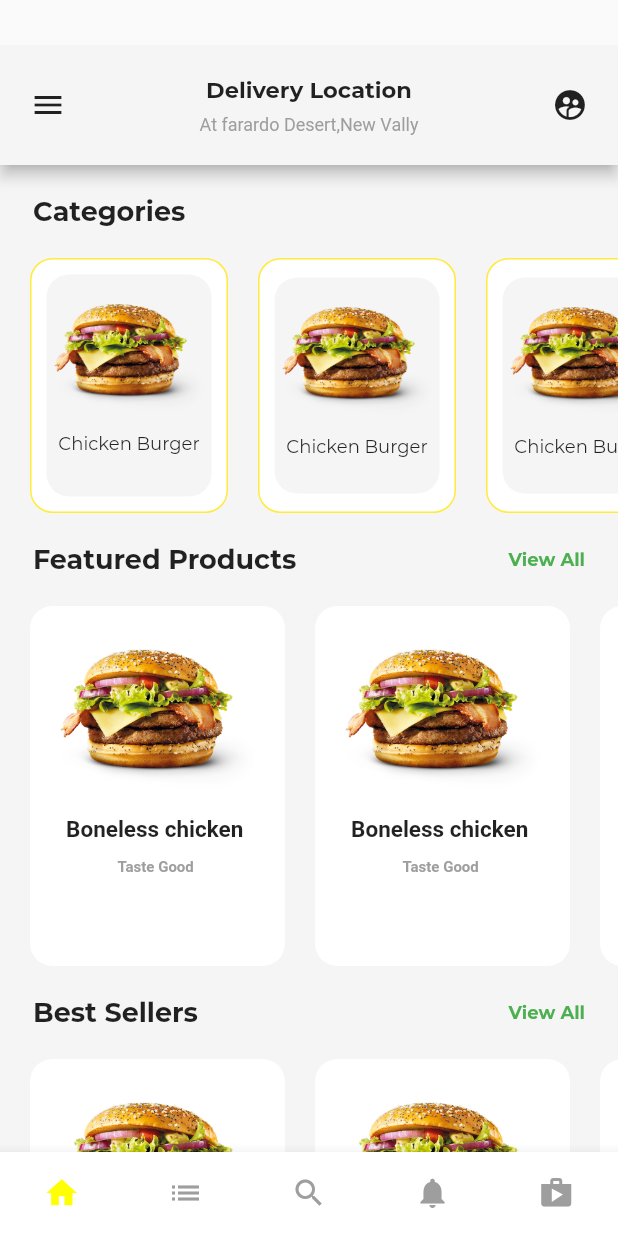
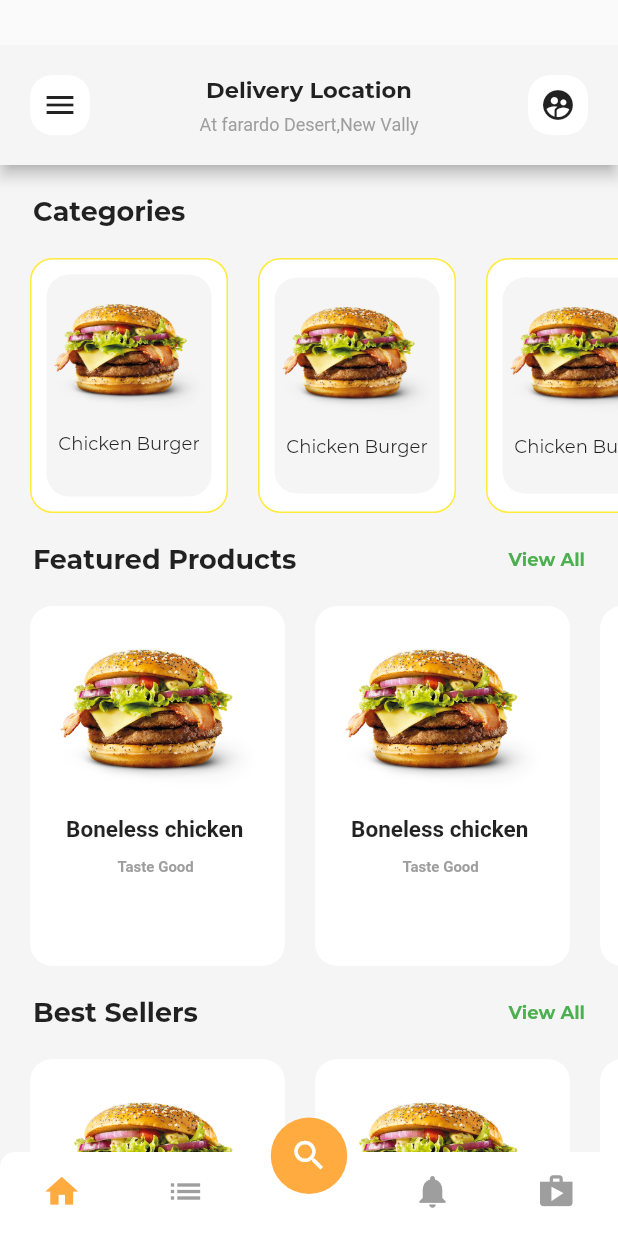
Before and after one commit to asish-prajapati/foody_demo, a Flutter app: the screen it shows after launch, on a phone screen of 412 x 824 dp. Run offline on Flutter 3.47's test engine with Material 2 defaults, Android fonts, the phone set to English and light mode, and no system bars; drawn by our look-alikes of persistent_bottom_nav_bar; our stand-ins replace hexcolor; project files that could hold a hidden picture were left out.

Commit message:
added bottombar

```diff
--- a/lib/best_sellers.dart
+++ b/lib/components/best_sellers.dart
@@ -8,7 +8,7 @@ class BestSellers extends StatelessWidget {
   Widget build(BuildContext context) {
     return Container(
       height: 240,
-      margin: EdgeInsets.fromLTRB(10, 0, 0, 0),
+      margin: EdgeInsets.fromLTRB(10, 0, 0, 30),
       child: ListView(
         scrollDirection: Axis.horizontal,
         children: <Widget>[
--- a/lib/content.dart
+++ b/lib/components/content.dart
@@ -10,6 +10,7 @@ class Content extends StatelessWidget {
   Widget build(BuildContext context) {
     return Expanded(
       child: ListView(
+
           // crossAxisAlignment: CrossAxisAlignment.start,
           children: [
             Padding(
--- a/lib/header.dart
+++ b/lib/components/header.dart
@@ -15,7 +15,12 @@ class Header extends StatelessWidget {
         padding: EdgeInsets.symmetric(vertical: 20, horizontal: 20),
         child: Row(
           children: <Widget>[
-            Icon(Icons.menu),
+            Container(
+                padding: EdgeInsets.all(8),
+                decoration: BoxDecoration(
+                    color: Colors.white,
+                    borderRadius: BorderRadius.circular(15)),
+                child: Center(child: Icon(Icons.menu))),
             Column(
               mainAxisAlignment: MainAxisAlignment.spaceBetween,
               children: [
@@ -30,7 +35,12 @@ class Header extends StatelessWidget {
                     style: TextStyle(fontSize: 12, color: Colors.grey))
               ],
             ),
-            Icon(Icons.supervised_user_circle)
+            Container(
+                padding: EdgeInsets.all(8),
+                decoration: BoxDecoration(
+                    color: Colors.white,
+                    borderRadius: BorderRadius.circular(15)),
+                child: Icon(Icons.supervised_user_circle))
           ],
           mainAxisAlignment: MainAxisAlignment.spaceBetween,
         ),
--- a/lib/main.dart
+++ b/lib/main.dart
@@ -1,12 +1,23 @@
 import 'package:flutter/material.dart';
 import 'package:flutter/services.dart';
 import 'package:hexcolor/hexcolor.dart';
-import 'header.dart';
-import 'content.dart';
+import 'package:persistent_bottom_nav_bar/persistent-tab-view.dart';
+import 'package:foody_demo/screens/home_screen.dart';
+import 'package:foody_demo/screens/cart_screen.dart';
+import 'package:foody_demo/screens/search_screen.dart';
+import 'package:foody_demo/screens/list_screen.dart';
+import 'package:foody_demo/screens/notification_screen.dart';
 
 void main() {
   runApp(MaterialApp(
     home: MyApp(),
+    // initialRoute: '/',
+    // routes: {
+    //   // When navigating to the "/" route, build the FirstScreen widget.
+    //   '/search': (context) => SettingScreen(),
+    //   // When navigating to the "/second" route, build the SecondScreen widget.
+    //   '/setting': (context) => SettingScreen(),
+    // },
   ));
   SystemChrome.setSystemUIOverlayStyle(
     SystemUiOverlayStyle(
@@ -17,31 +28,99 @@ void main() {
   );
 }
 
-class MyApp extends StatelessWidget {
+class MyApp extends StatefulWidget {
+  MyApp({Key? key}) : super(key: key);
+
+  @override
+  _MyAppState createState() => _MyAppState();
+}
+
+class _MyAppState extends State<MyApp> {
+  late PersistentTabController _controller;
+
+  @override
+  void initState() {
+    super.initState();
+    _controller = PersistentTabController(initialIndex: 0);
+  }
+
+  List<Widget> _buildScreens() {
+    return [
+      HomeScreen(),
+      ListScreen(),
+      SearchScreen(),
+      NotificationScreen(),
+      CartScreen()
+    ];
+  }
+
+  List<PersistentBottomNavBarItem> _navBarsItems() {
+    return [
+      PersistentBottomNavBarItem(
+        icon: Icon(Icons.home),
+        activeColorPrimary: Colors.orangeAccent,
+        inactiveColorPrimary: Colors.grey,
+      ),
+      PersistentBottomNavBarItem(
+        icon: Icon(Icons.list),
+        activeColorPrimary: Colors.orangeAccent,
+        inactiveColorPrimary: Colors.grey,
+      ),
+      PersistentBottomNavBarItem(
+        icon: Icon(Icons.search),
+
+        activeColorPrimary: Colors.orangeAccent,
+        activeColorSecondary: Colors.white,
+        inactiveColorPrimary: Colors.grey,
+        // inactiveColorSecondary: Colors.red
+      ),
+      PersistentBottomNavBarItem(
+        icon: Icon(Icons.notifications),
+        activeColorPrimary: Colors.orangeAccent,
+        inactiveColorPrimary: Colors.grey,
+      ),
+      PersistentBottomNavBarItem(
+        icon: Icon(Icons.shop),
+        activeColorPrimary: Colors.orangeAccent,
+        inactiveColorPrimary: Colors.grey,
+      ),
+    ];
+  }
+
   @override
   Widget build(BuildContext context) {
-    return Scaffold(
-      backgroundColor: HexColor("#f5f5f5"),
-      body: Column(
-        mainAxisAlignment: MainAxisAlignment.start,
-        children: <Widget>[Header(), Content()],
+    return PersistentTabView(
+      context,
+      controller: _controller,
+      screens: _buildScreens(),
+      items: _navBarsItems(),
+      confineInSafeArea: true,
+      backgroundColor: Colors.white, // Default is Colors.white.
+      handleAndroidBackButtonPress: true, // Default is true.
+      resizeToAvoidBottomInset:
+          true, // This needs to be true if you want to move up the screen when keyboard appears. Default is true.
+      stateManagement: true, // Default is true.
+      hideNavigationBarWhenKeyboardShows:
+          true, // Recommended to set 'resizeToAvoidBottomInset' as true while using this argument. Default is true.
+      decoration: NavBarDecoration(
+        borderRadius: BorderRadius.circular(10.0),
+        colorBehindNavBar: Colors.white,
       ),
-      bottomNavigationBar: BottomNavigationBar(
-        backgroundColor: Colors.white,
-        type: BottomNavigationBarType.fixed,
-        showSelectedLabels: false,
-        showUnselectedLabels: false,
-        selectedItemColor: Colors.yellowAccent,
-        unselectedItemColor: Colors.grey,
-        items: [
-          BottomNavigationBarItem(icon: Icon(Icons.home), label: 'home'),
-          BottomNavigationBarItem(icon: Icon(Icons.list), label: 'list'),
-          BottomNavigationBarItem(icon: Icon(Icons.search), label: 'search'),
-          BottomNavigationBarItem(
-              icon: Icon(Icons.notifications), label: 'notification'),
-          BottomNavigationBarItem(icon: Icon(Icons.shop), label: 'cart'),
-        ],
+      popAllScreensOnTapOfSelectedTab: true,
+      popActionScreens: PopActionScreensType.all,
+      itemAnimationProperties: ItemAnimationProperties(
+        // Navigation Bar's items animation properties.
+        duration: Duration(milliseconds: 200),
+        curve: Curves.ease,
       ),
+      screenTransitionAnimation: ScreenTransitionAnimation(
+        // Screen transition animation on change of selected tab.
+        animateTabTransition: true,
+        curve: Curves.ease,
+        duration: Duration(milliseconds: 100),
+      ),
+      navBarStyle:
+          NavBarStyle.style15, // Choose the nav bar style with this property.
     );
   }
 }
--- /dev/null
+++ b/lib/screens/cart_screen.dart
@@ -0,0 +1,14 @@
+import 'package:flutter/material.dart';
+
+class CartScreen extends StatelessWidget {
+  const CartScreen({Key? key}) : super(key: key);
+
+  @override
+  Widget build(BuildContext context) {
+    return SafeArea(
+      child: Container(
+        child: Center(child: Text('cart screen')),
+      ),
+    );
+  }
+}
--- /dev/null
+++ b/lib/screens/home_screen.dart
@@ -0,0 +1,17 @@
+import 'package:flutter/material.dart';
+import 'package:hexcolor/hexcolor.dart';
+import 'package:foody_demo/components/header.dart';
+import 'package:foody_demo/components/content.dart';
+
+class HomeScreen extends StatelessWidget {
+  @override
+  Widget build(BuildContext context) {
+    return Scaffold(
+      backgroundColor: HexColor("#f5f5f5"),
+      body: Column(
+        mainAxisAlignment: MainAxisAlignment.start,
+        children: <Widget>[Header(), Content()],
+      ),
+    );
+  }
+}
--- /dev/null
+++ b/lib/screens/list_screen.dart
@@ -0,0 +1,14 @@
+import 'package:flutter/material.dart';
+
+class ListScreen extends StatelessWidget {
+  const ListScreen({Key? key}) : super(key: key);
+
+  @override
+  Widget build(BuildContext context) {
+    return SafeArea(
+      child: Container(
+        child: Center(child: Text('list screen')),
+      ),
+    );
+  }
+}
--- /dev/null
+++ b/lib/screens/notification_screen.dart
@@ -0,0 +1,14 @@
+import 'package:flutter/material.dart';
+
+class NotificationScreen extends StatelessWidget {
+  const NotificationScreen({Key? key}) : super(key: key);
+
+  @override
+  Widget build(BuildContext context) {
+    return SafeArea(
+      child: Container(
+        child: Center(child: Text('notification screen')),
+      ),
+    );
+  }
+}
--- /dev/null
+++ b/lib/screens/search_screen.dart
@@ -0,0 +1,14 @@
+import 'package:flutter/material.dart';
+
+class SearchScreen extends StatelessWidget {
+  const SearchScreen({Key? key}) : super(key: key);
+
+  @override
+  Widget build(BuildContext context) {
+    return SafeArea(
+      child: Container(
+        child: Center(child: Text('search screen')),
+      ),
+    );
+  }
+}
--- a/pubspec.yaml
+++ b/pubspec.yaml
@@ -28,7 +28,7 @@ dependencies:
   # Use with the CupertinoIcons class for iOS style icons.
   cupertino_icons: ^1.0.2
   hexcolor: ^2.0.4
-
+  persistent_bottom_nav_bar: ^4.0.2
 dev_dependencies:
   flutter_test:
     sdk: flutter
```
Also changed, not shown: lib/components/categories.dart (renamed from lib/categories.dart), lib/components/featured.dart (renamed from lib/featured.dart), pubspec.lock.
